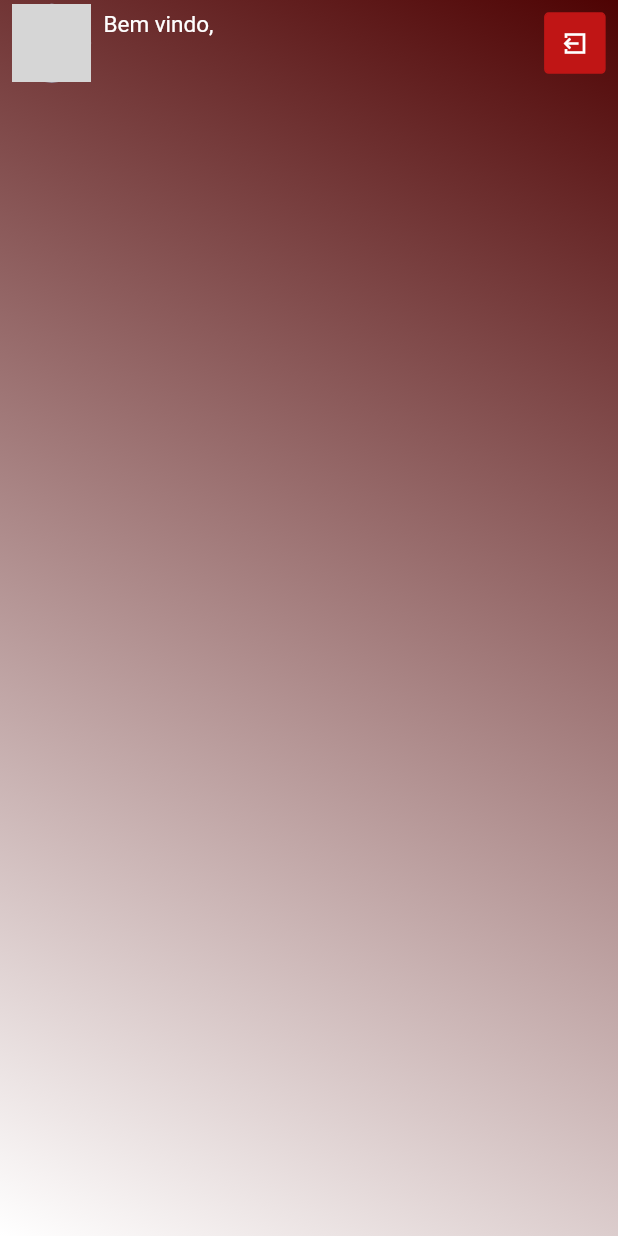
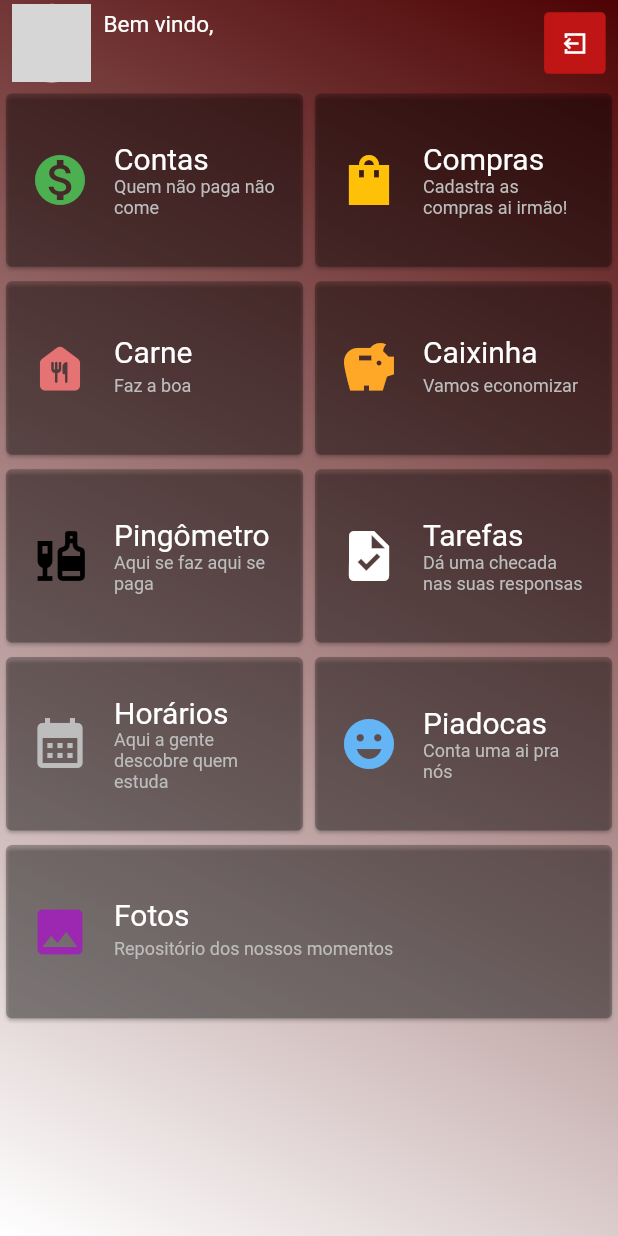
Before and after one commit to JoaoPauloUbaF/coliscontas, a Flutter app: the screen it shows after launch, after a tap on "Login", on a phone screen of 412 x 824 dp. Run offline on Flutter 3.47's test engine with Material 2 defaults, Android fonts, the phone set to English and light mode, and no system bars; drawn by our look-alikes of getwidget; our stand-ins replace firebase_auth, firebase_core, flutter_svg; accounts and stored records are empty; network calls fail; project files that could hold a hidden picture were left out; grey boxes are pictures that could not be loaded.

Commit message:
SignUp(Cadastro de usuários) e esqueleto HomePage

```diff
--- a/lib/Screens/HomePage/components/body.dart
+++ b/lib/Screens/HomePage/components/body.dart
@@ -1,5 +1,6 @@
 import 'package:coliscontas/Screens/Login/login_screen.dart';
 import 'package:coliscontas/components/background.dart';
+import 'package:coliscontas/components/category_card.dart';
 import 'package:coliscontas/components/rounded_input.dart';
 import 'package:coliscontas/components/signout_button.dart';
 import 'package:coliscontas/constants.dart';
@@ -22,18 +23,21 @@ class Body extends StatelessWidget {
           children: <Widget>[
             Container(
               margin: EdgeInsets.symmetric(horizontal: size.height * 0.01),
-              child: const GFAvatar(
-                backgroundImage: NetworkImage(
-                    "https://avatars.githubusercontent.com/u/52152762?s=96&v=4"),
+              child: GFAvatar(
+                backgroundColor: Colors.grey[300],
+                backgroundImage: user.photoURL != null
+                    ? NetworkImage(user.photoURL!)
+                    : const NetworkImage(
+                        "https://www.iconpacks.net/icons/2/free-user-icon-3296-thumb.png"),
               ),
             ),
             Column(
               mainAxisAlignment: MainAxisAlignment.spaceBetween,
               crossAxisAlignment: CrossAxisAlignment.start,
               children: [
-                Text(
+                const Text(
                   "Bem vindo,",
-                  style: const TextStyle(
+                  style: TextStyle(
                     color: Colors.white,
                     fontSize: 15,
                   ),
@@ -41,7 +45,7 @@ class Body extends StatelessWidget {
                 Padding(
                   padding: EdgeInsets.only(left: size.width * 0.1),
                   child: Text(
-                    user.email!,
+                    user.displayName!,
                     style: const TextStyle(
                       color: Colors.white,
                       fontSize: 20,
@@ -54,7 +58,131 @@ class Body extends StatelessWidget {
             const Spacer(),
             const SignOutButton(),
           ],
-        )
+        ),
+        Row(
+          children: [
+            CategoryCard(
+              title: "Contas",
+              subtitle: "Quem não paga não come",
+              icon: const Icon(
+                Icons.monetization_on,
+                size: 40,
+                color: Colors.green,
+              ),
+              press: () {
+                debugPrint("clicou Compras");
+              },
+            ),
+            CategoryCard(
+              title: "Compras",
+              subtitle: "Cadastra as compras ai irmão!",
+              icon: const Icon(
+                Icons.shopping_bag_sharp,
+                size: 40,
+                color: Colors.amber,
+              ),
+              press: () {
+                debugPrint("clicou Compras");
+              },
+            ),
+          ],
+        ),
+        Row(
+          children: [
+            CategoryCard(
+              title: "Carne",
+              subtitle: "Faz a boa",
+              icon: Icon(
+                Icons.food_bank_rounded,
+                size: 40,
+                color: Colors.red.shade300,
+              ),
+              press: () {
+                debugPrint("clicou");
+              },
+            ),
+            CategoryCard(
+              title: "Caixinha",
+              subtitle: "Vamos economizar",
+              icon: Icon(
+                Icons.savings_sharp,
+                size: 40,
+                color: Colors.orange.shade400,
+              ),
+              press: () {
+                debugPrint("clicou");
+              },
+            ),
+          ],
+        ),
+        Row(
+          children: [
+            CategoryCard(
+              title: "Pingômetro",
+              subtitle: "Aqui se faz aqui se paga",
+              icon: const Icon(
+                Icons.liquor,
+                size: 40,
+                color: Colors.black,
+              ),
+              press: () {
+                debugPrint("clicou");
+              },
+            ),
+            CategoryCard(
+              title: "Tarefas",
+              subtitle: "Dá uma checada nas suas responsas",
+              icon: const Icon(
+                Icons.task,
+                size: 40,
+                color: Colors.white,
+              ),
+              press: () {
+                debugPrint("clicou");
+              },
+            ),
+          ],
+        ),
+        Row(
+          children: [
+            CategoryCard(
+              title: "Horários",
+              subtitle: "Aqui a gente descobre quem estuda",
+              icon: Icon(
+                Icons.calendar_month,
+                size: 40,
+                color: Colors.grey.shade400,
+              ),
+              press: () {
+                debugPrint("clicou");
+              },
+            ),
+            CategoryCard(
+              title: "Piadocas",
+              subtitle: "Conta uma ai pra nós",
+              icon: Icon(
+                Icons.emoji_emotions,
+                size: 40,
+                color: Colors.blue.shade300,
+              ),
+              press: () {
+                debugPrint("clicou");
+              },
+            ),
+          ],
+        ),
+        CategoryCard(
+          title: "Fotos",
+          subtitle: "Repositório dos nossos momentos",
+          icon: const Icon(
+            Icons.photo,
+            size: 40,
+            color: Colors.purple,
+          ),
+          press: () {
+            debugPrint("clicou");
+          },
+        ),
       ]),
     );
   }
--- a/lib/Screens/SignUp/components/body.dart
+++ b/lib/Screens/SignUp/components/body.dart
@@ -22,11 +22,13 @@ class Body extends StatefulWidget {
 class _BodyState extends State<Body> {
   final emailController = TextEditingController();
   final passwordController = TextEditingController();
+  final userNameController = TextEditingController();
 
   @override
   void dispose() {
     emailController.dispose();
     passwordController.dispose();
+    userNameController.dispose();
 
     super.dispose();
   }
@@ -40,7 +42,7 @@ class _BodyState extends State<Body> {
           mainAxisAlignment: MainAxisAlignment.center,
           children: <Widget>[
             Padding(
-              padding: EdgeInsets.only(top: size.height * 0.15),
+              padding: EdgeInsets.only(top: size.height * 0.05),
               child: SvgPicture.asset(
                 "assets/icons/logocoliseusemnome.svg",
                 height: 225,
@@ -48,7 +50,15 @@ class _BodyState extends State<Body> {
               ),
             ),
             Padding(
-              padding: EdgeInsets.only(top: size.height * 0.02),
+              padding: EdgeInsets.only(top: size.height * 0.01),
+              child: RoundedInput(
+                hintText: "Nome de usuário",
+                onChanged: (value) {},
+                controller: userNameController,
+              ),
+            ),
+            Padding(
+              padding: EdgeInsets.only(top: size.height * 0.01),
               child: RoundedInput(
                 hintText: "E-mail",
                 onChanged: (value) {},
@@ -59,7 +69,7 @@ class _BodyState extends State<Body> {
               onChanged: (value) {},
               controller: passwordController,
             ),
-            RoundedButton(text: "Criar Conta", press: () {}),
+            RoundedButton(text: "Criar Conta", press: signUpEmailAndPassword),
             AlreadyHaveAccountCheck(
                 login: false,
                 press: () {
@@ -102,12 +112,32 @@ class _BodyState extends State<Body> {
     );
   }
 
-  Future signUp() async {
-    await FirebaseAuth.instance.signInWithEmailAndPassword(
-      email: emailController.text.trim(),
-      password: passwordController.text.trim(),
-    );
+  Future signUpEmailAndPassword() async {
+    try {
+      await FirebaseAuth.instance
+          .createUserWithEmailAndPassword(
+            email: emailController.text.trim(),
+            password: passwordController.text.trim(),
+          )
+          .then((UserCredential userCredential) => {
+                userCredential.user!.updateDisplayName(userNameController.text),
+                Navigator.push(
+                  context,
+                  MaterialPageRoute(
+                    builder: (context) {
+                      return LoginScreen();
+                    },
+                  ),
+                ),
+              });
+    } on FirebaseAuthException catch (e) {
+      print('Failed with error code: ${e.code}');
+      print(e.message);
+    }
+    ;
   }
+
+  signInWithGoogle() async {}
 }
 
 class SocialIcon extends StatelessWidget {
--- /dev/null
+++ b/lib/components/category_card.dart
@@ -0,0 +1,53 @@
+import 'package:flutter/material.dart';
+
+class CategoryCard extends StatelessWidget {
+  const CategoryCard({
+    Key? key,
+    required this.icon,
+    required this.subtitle,
+    required this.title,
+    required this.press,
+  }) : super(key: key);
+
+  final Icon icon;
+  final String subtitle;
+  final String title;
+  final Function press;
+
+  @override
+  Widget build(BuildContext context) {
+    Size size = MediaQuery.of(context).size;
+    return Padding(
+      padding: EdgeInsets.symmetric(vertical: size.height * 0.001),
+      child: GestureDetector(
+        onTap: () {
+          press();
+        },
+        child: SizedBox(
+          width: size.width * 0.5,
+          height: size.height * 0.15,
+          child: Card(
+            color: Colors.black26,
+            child: Column(
+              mainAxisSize: MainAxisSize.min,
+              mainAxisAlignment: MainAxisAlignment.center,
+              children: <Widget>[
+                ListTile(
+                  leading: icon,
+                  title: Text(
+                    title,
+                    style: TextStyle(fontSize: 20, color: Colors.white),
+                  ),
+                  subtitle: Text(
+                    subtitle,
+                    style: TextStyle(fontSize: 12, color: Colors.grey.shade400),
+                  ),
+                ),
+              ],
+            ),
+          ),
+        ),
+      ),
+    );
+  }
+}
--- a/lib/main.dart
+++ b/lib/main.dart
@@ -1,11 +1,14 @@
 import 'package:coliscontas/Screens/Welcome/welcome_screen.dart';
 import 'package:coliscontas/constants.dart';
+import 'package:coliscontas/firebase_options.dart';
 import 'package:flutter/material.dart';
 import 'package:firebase_core/firebase_core.dart';
 
 Future main() async {
   WidgetsFlutterBinding.ensureInitialized();
-  await Firebase.initializeApp();
+  await Firebase.initializeApp(
+    options: DefaultFirebaseOptions.currentPlatform,
+  );
 
   runApp(MyApp());
 }
```
Also changed, not shown: 1 other file.
